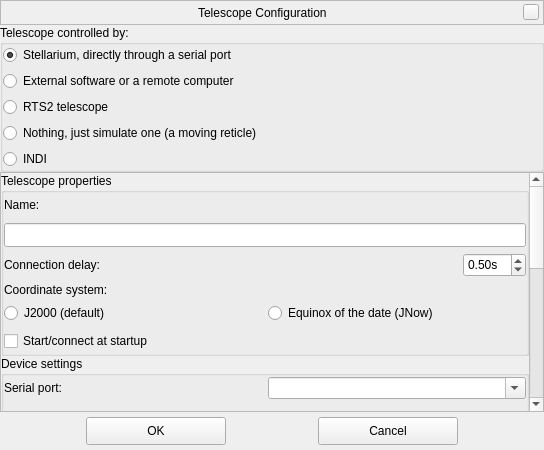
Qt form plugins/TelescopeControl/src/gui/telescopeConfigurationDialog.ui (Stellarium/stellarium) before a commit.
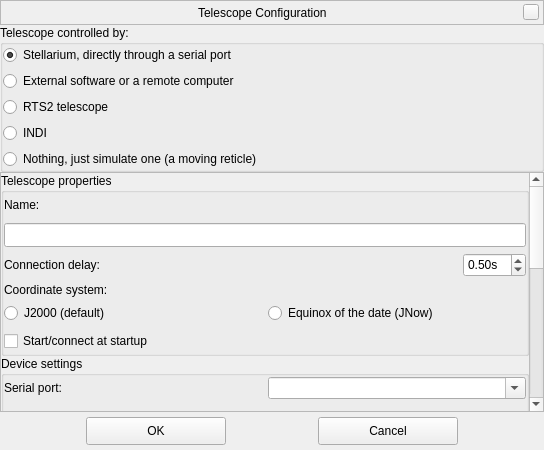
The same form after that commit. Custom widgets are drawn as their Qt base class.

Patch:
```diff
--- a/plugins/TelescopeControl/src/gui/telescopeConfigurationDialog.ui
+++ b/plugins/TelescopeControl/src/gui/telescopeConfigurationDialog.ui
@@ -234,6 +234,13 @@
         </property>
        </widget>
       </item>
+      <item>
+       <widget class="QRadioButton" name="radioButtonTelescopeINDI">
+        <property name="text">
+         <string>INDI</string>
+        </property>
+       </widget>
+      </item>
       <item>
        <widget class="QRadioButton" name="radioButtonTelescopeVirtual">
         <property name="sizePolicy">
@@ -253,13 +260,6 @@
         </property>
        </widget>
       </item>
-      <item>
-       <widget class="QRadioButton" name="radioButtonTelescopeINDI">
-        <property name="text">
-         <string>INDI</string>
-        </property>
-       </widget>
-      </item>
      </layout>
     </widget>
    </item>
```
Left out of the diff: 2 changed lines with no effect on the pictures.
